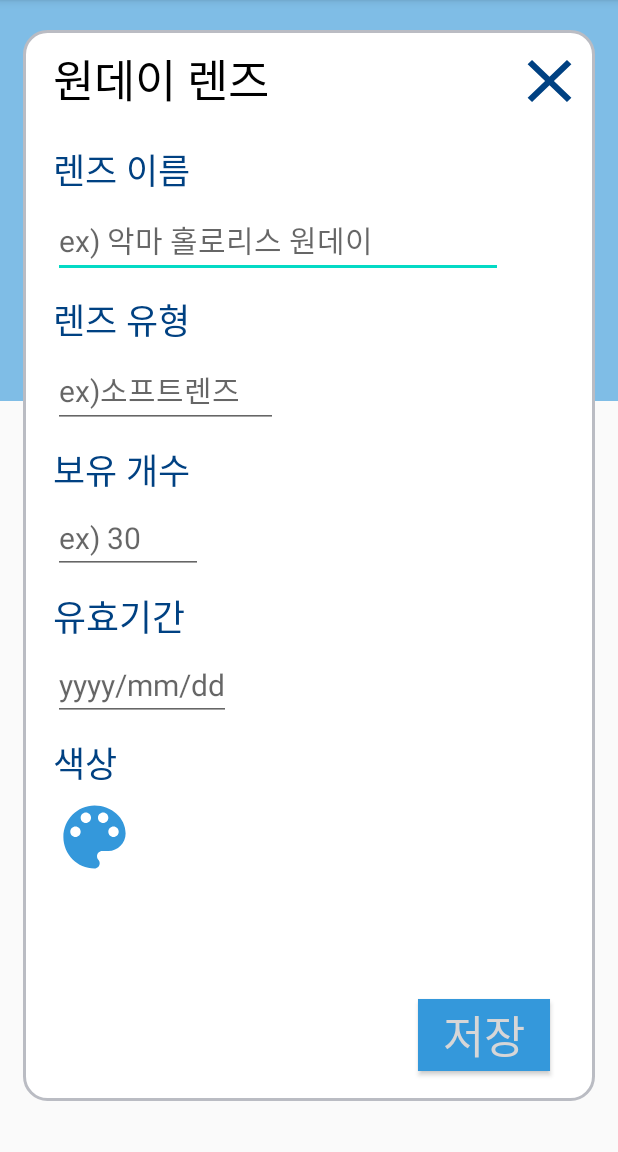
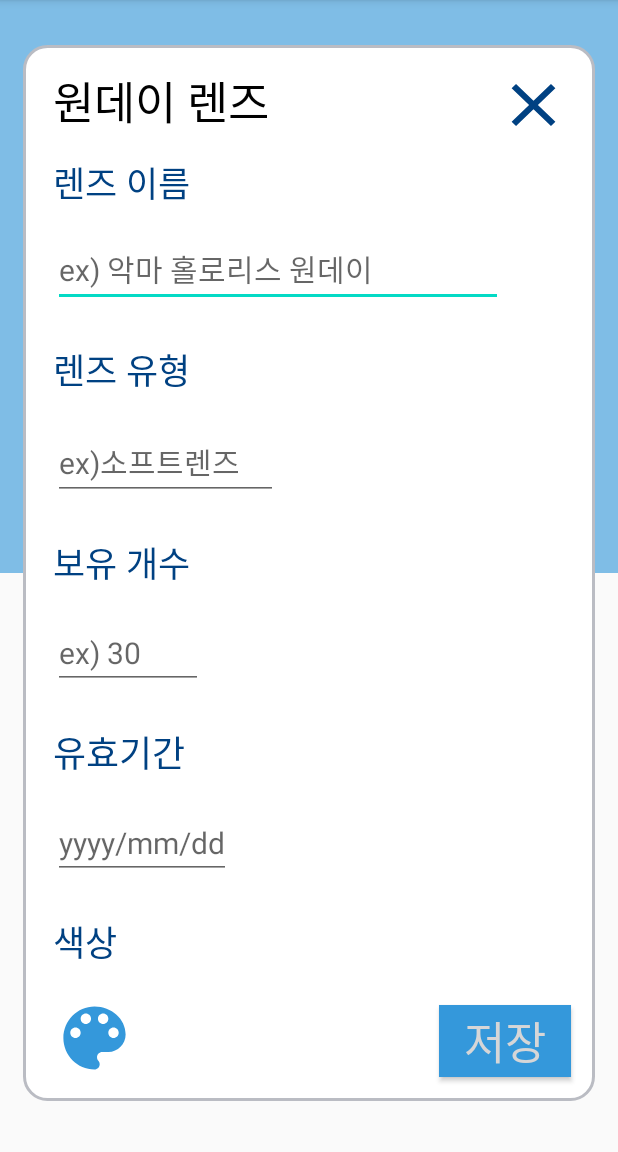
Before and after one commit to SeoeunPark/NUNU_oldver, an Android app: the Oneday screen opened directly, with no data from a screen before it, on a phone screen of 412 x 824 dp, the part 84-1236 px from its top. Run offline under Robolectric (Android 15) with nearby library versions, the phone set to English and light mode, and no system bars; libraries missing offline, so code that uses them is left out: petrov.kristiyan.colorpicker.

Commit message:
[수정] activity_oneday.xml - constraint layout으로 수정

```diff
--- a/app/src/main/java/com/example/NUNU/Lens.java
+++ b/app/src/main/java/com/example/NUNU/Lens.java
@@ -72,64 +72,6 @@ public class Lens extends Fragment implements View.OnClickListener{
         fab1.setOnClickListener(this);
         fab2.setOnClickListener(this);
     }
-    //여기부터 해야함
-    public int loadNoteListData() {
-        AppConstants.println("loadNoteListData called.");
-
-        String sql = "select _id, LENS_NAME, LENS_TYPE, LENS_CNT, LENS_PERIOD, LENS_COLOR, LENS_START, LENS_END from " + NoteDatabase.TABLE_NOTE + " order by CREATE_DATE desc";
-
-        int recordCount = -1;
-        NoteDatabase database = NoteDatabase.getInstance(context);
-        if (database != null) {
-            Cursor outCursor = database.rawQuery(sql);
-
-            recordCount = outCursor.getCount();
-            AppConstants.println("record count : " + recordCount + "\n");
-
-            ArrayList<Note> items = new ArrayList<Note>();
-
-            for (int i = 0; i < recordCount; i++) {
-                outCursor.moveToNext();
-
-                int _id = outCursor.getInt(0);
-                String lens_name = outCursor.getString(1);
-                String lens_type = outCursor.getString(2);
-                int lens_cnt = outCursor.getInt(3); // cnt
-                String lens_period = outCursor.getString(4);
-                String lens_color = outCursor.getString(5);
-                String lens_start = outCursor.getString(6);
-                String lens_end = outCursor.getString(7);
-                //String dateStr = outCursor.getString(8);
-                /*
-                if (dateStr != null && dateStr.length() > 10) {
-                    try {
-                        Date inDate = AppConstants.dateFormat4.parse(dateStr);
-                        createDateStr = AppConstants.dateFormat3.format(inDate);
-                    } catch(Exception e) {
-                        e.printStackTrace();
-                    }
-                } else {
-                    createDateStr = "";
-                }
-
-                 */
-
-                AppConstants.println("#" + i + " -> " + _id + ", " + lens_name + ", " +
-                        lens_type + ", " + lens_cnt + ", " + lens_period + ", " + lens_color + ", " +
-                        lens_start + ", " + lens_end);
-
-                items.add(new Note(_id, lens_name, lens_type, lens_cnt, lens_period, lens_color, lens_start, lens_end));
-            }
-
-            outCursor.close();
-
-            adapter.setItems(items);
-            adapter.notifyDataSetChanged();
-
-        }
-
-        return recordCount;
-    }
 
     //floating 버튼 눌르면 뜨게 작업
 
--- a/app/src/main/res/layout/activity_oneday.xml
+++ b/app/src/main/res/layout/activity_oneday.xml
@@ -16,33 +16,41 @@
         app:layout_constraintStart_toStartOf="parent"
         app:layout_constraintTop_toTopOf="parent">
 
+    //뒤에 파란색
+     <LinearLayout
+         android:layout_width="match_parent"
+         android:layout_height="match_parent"
+         android:weightSum="1"
+         android:orientation="vertical">
         <LinearLayout
             android:layout_width="match_parent"
-            android:layout_height="267dp"
+            android:layout_weight="0.5"
+            android:layout_height="match_parent"
             android:background="#D265B0E2"
-            android:orientation="vertical" />
-
-
-        <RelativeLayout
+            />
+        <LinearLayout
             android:layout_width="match_parent"
             android:layout_height="match_parent"
-            android:layout_marginLeft="15dp"
-            android:layout_marginRight="15dp"
-            android:layout_marginBottom="30dp">
+            />
+     </LinearLayout>
 
-            <LinearLayout
+            <androidx.constraintlayout.widget.ConstraintLayout
                 android:layout_width="match_parent"
                 android:layout_height="match_parent"
                 android:layout_centerHorizontal="true"
-                android:layout_marginTop="20dp"
-                android:background="@drawable/round_background">
+                android:layout_marginTop="30dp"
+                android:layout_marginLeft="15dp"
+                android:layout_marginRight="15dp"
+                android:layout_marginBottom="30dp"
+                android:background="@drawable/round_background"
+                android:orientation="horizontal">
 
                 <ScrollView
                     android:layout_width="match_parent"
                     android:layout_height="match_parent"
                     android:fillViewport="true">
 
-                    <RelativeLayout
+                    <androidx.constraintlayout.widget.ConstraintLayout
                         android:layout_width="match_parent"
                         android:layout_height="match_parent"
                         android:layout_marginLeft="20dp">
@@ -51,116 +59,142 @@
                             android:id="@+id/one_title_text"
                             android:layout_width="wrap_content"
                             android:layout_height="wrap_content"
-                            android:layout_marginTop="10dp"
                             android:text="원데이 렌즈"
                             android:textColor="#000000"
-                            android:textSize="30sp" />
+                            android:textSize="30sp"
+                            app:layout_constraintBottom_toTopOf="@id/one_name_text"
+                            app:layout_constraintLeft_toLeftOf="parent"
+                            app:layout_constraintTop_toTopOf="parent" />
 
                         <TextView
                             android:id="@+id/one_name_text"
                             android:layout_width="wrap_content"
                             android:layout_height="wrap_content"
-                            android:layout_below="@id/one_title_text"
-                            android:layout_marginTop="20dp"
                             android:text="렌즈 이름"
                             android:textColor="@color/dartblue"
-                            android:textSize="23sp" />
+                            android:textSize="23sp"
+                            app:layout_constraintLeft_toLeftOf="parent"
+                            app:layout_constraintBottom_toTopOf="@id/Oneday_name"
+                            app:layout_constraintTop_toBottomOf="@id/one_title_text" />
 
                         <EditText
                             android:id="@+id/Oneday_name"
                             android:layout_width="300dp"
                             android:layout_height="wrap_content"
-                            android:layout_below="@id/one_name_text"
-                            android:layout_marginTop="4dp"
                             android:hint="ex) 악마 홀로리스 원데이 "
                             android:inputType="text"
                             android:textColor="#29367A"
-                            android:textSize="20sp" />
+                            android:textSize="20sp"
+                            app:layout_constraintLeft_toLeftOf="parent"
+                            app:layout_constraintBottom_toTopOf="@id/one_type_text"
+                            app:layout_constraintTop_toBottomOf="@id/one_name_text" />
 
                         <TextView
-                        android:id="@+id/one_type_text"
-                        android:layout_width="wrap_content"
-                        android:layout_height="wrap_content"
-                        android:layout_below="@id/Oneday_name"
-                        android:layout_marginTop="10dp"
-                        android:text="렌즈 유형"
-                        android:textColor="@color/dartblue"
-                        android:textSize="23sp" />
+                            android:id="@+id/one_type_text"
+                            android:layout_width="wrap_content"
+                            android:layout_height="wrap_content"
+                            android:layout_marginTop="10dp"
+                            android:text="렌즈 유형"
+                            android:textColor="@color/dartblue"
+                            android:textSize="23sp"
+                            app:layout_constraintLeft_toLeftOf="parent"
+                            app:layout_constraintBottom_toTopOf="@id/Oneday_type"
+                            app:layout_constraintTop_toBottomOf="@id/Oneday_name" />
+                        />
 
                         <EditText
                             android:id="@+id/Oneday_type"
                             android:layout_width="150dp"
                             android:layout_height="wrap_content"
-                            android:layout_below="@id/one_type_text"
                             android:layout_marginTop="4dp"
                             android:clickable="true"
                             android:editable="false"
                             android:focusable="false"
                             android:hint="ex)소프트렌즈"
                             android:textColor="#29367A"
-                            android:textSize="20sp" />
+                            android:textSize="20sp"
+                            app:layout_constraintLeft_toLeftOf="parent"
+                            app:layout_constraintBottom_toTopOf="@id/one_cnt_text"
+                            app:layout_constraintTop_toBottomOf="@id/one_type_text" />
 
                         <TextView
                             android:id="@+id/one_cnt_text"
                             android:layout_width="wrap_content"
                             android:layout_height="wrap_content"
-                            android:layout_below="@id/Oneday_type"
                             android:layout_marginTop="10dp"
                             android:text="보유 개수"
                             android:textColor="@color/dartblue"
-                            android:textSize="23sp" />
+                            android:textSize="23sp"
+                            app:layout_constraintLeft_toLeftOf="parent"
+                            app:layout_constraintBottom_toTopOf="@id/Oneday_cnt"
+                            app:layout_constraintTop_toBottomOf="@id/Oneday_type" />
+                        />
 
                         <EditText
                             android:id="@+id/Oneday_cnt"
                             android:layout_width="100dp"
                             android:layout_height="wrap_content"
-                            android:layout_below="@id/one_cnt_text"
                             android:layout_marginTop="4dp"
                             android:hint="ex) 30 "
                             android:inputType="phone"
                             android:textColor="#29367A"
-                            android:textSize="20sp" />
+                            android:textSize="20sp"
+                            app:layout_constraintLeft_toLeftOf="parent"
+                            app:layout_constraintBottom_toTopOf="@id/one_period_text"
+                            app:layout_constraintTop_toBottomOf="@id/one_cnt_text" />
+                        />
 
                         <TextView
                             android:id="@+id/one_period_text"
                             android:layout_width="wrap_content"
                             android:layout_height="wrap_content"
-                            android:layout_below="@id/Oneday_cnt"
                             android:layout_marginTop="10dp"
                             android:text="유효기간"
                             android:textColor="@color/dartblue"
-                            android:textSize="24sp" />
+                            android:textSize="24sp"
+                            app:layout_constraintLeft_toLeftOf="parent"
+                            app:layout_constraintBottom_toTopOf="@id/Oneday_period"
+                            app:layout_constraintTop_toBottomOf="@id/Oneday_cnt" />
+                        />
 
                         <EditText
                             android:id="@+id/Oneday_period"
                             android:layout_width="wrap_content"
                             android:layout_height="wrap_content"
-                            android:layout_below="@id/one_period_text"
                             android:layout_marginTop="4dp"
                             android:clickable="true"
                             android:editable="false"
                             android:focusable="false"
                             android:hint="yyyy/mm/dd"
                             android:textColor="#29367A"
-                            android:textSize="20sp" />
+                            android:textSize="20sp"
+                            app:layout_constraintLeft_toLeftOf="parent"
+                            app:layout_constraintBottom_toTopOf="@id/one_color_text"
+                            app:layout_constraintTop_toBottomOf="@id/one_period_text" />
+                        />
 
                         <TextView
                             android:id="@+id/one_color_text"
                             android:layout_width="wrap_content"
                             android:layout_height="wrap_content"
-                            android:layout_below="@id/Oneday_period"
                             android:layout_marginTop="10dp"
                             android:text="색상"
                             android:textColor="@color/dartblue"
-                            android:textSize="23sp" />
+                            android:textSize="23sp"
+                            app:layout_constraintLeft_toLeftOf="parent"
+                            app:layout_constraintBottom_toTopOf="@id/Oneday_color"
+                            app:layout_constraintTop_toBottomOf="@id/Oneday_period" />
+                        />
 
                         <Button
                             android:id="@+id/Oneday_color"
                             android:layout_width="55dp"
                             android:layout_height="wrap_content"
-                            android:layout_below="@id/one_color_text"
                             android:layout_marginTop="4dp"
-                            android:background="@drawable/pallete" />
+                            android:background="@drawable/pallete"
+                            app:layout_constraintLeft_toLeftOf="parent"
+                            app:layout_constraintBottom_toBottomOf="parent"
+                            app:layout_constraintTop_toBottomOf="@id/one_color_text" />
 
                         <Button
                             android:id="@+id/Oneday_save"
@@ -168,27 +202,31 @@
                             android:layout_height="wrap_content"
                             android:layout_alignParentRight="true"
                             android:layout_alignParentBottom="true"
-                            android:layout_marginBottom="20dp"
-                            android:layout_marginRight="30dp"
+                            android:layout_marginEnd="16dp"
+                            android:layout_marginRight="16dp"
+                            android:layout_marginBottom="16dp"
                             android:background="@color/color"
                             android:text="저장"
+                            android:textColor="@color/white"
                             android:textSize="30sp"
-                            android:textColor="@color/white"
-                             />
+                            app:layout_constraintBottom_toBottomOf="parent"
+                            app:layout_constraintEnd_toEndOf="parent" />
 
                         <Button
                             android:id="@+id/to_main"
                             android:layout_width="50dp"
                             android:layout_height="wrap_content"
                             android:layout_alignParentRight="true"
-                            android:layout_marginRight="5dp"
-                            android:layout_marginTop="10dp"
+                            android:layout_marginTop="16dp"
+                            android:layout_marginEnd="16dp"
+                            android:layout_marginRight="16dp"
                             android:background="@drawable/fab_close"
-                            android:backgroundTint="@color/dartblue"/>
+                            android:backgroundTint="@color/dartblue"
+                            app:layout_constraintEnd_toEndOf="parent"
+                            app:layout_constraintTop_toTopOf="parent" />
 
-                    </RelativeLayout>
+                    </androidx.constraintlayout.widget.ConstraintLayout>
                 </ScrollView>
-            </LinearLayout>
-        </RelativeLayout>
+            </androidx.constraintlayout.widget.ConstraintLayout>
     </FrameLayout>
 </androidx.constraintlayout.widget.ConstraintLayout>
```
